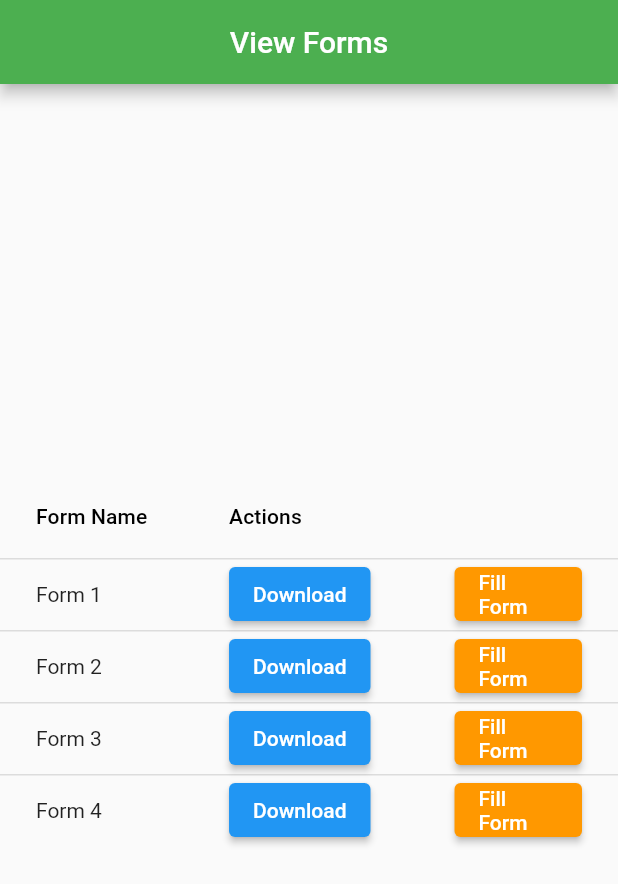
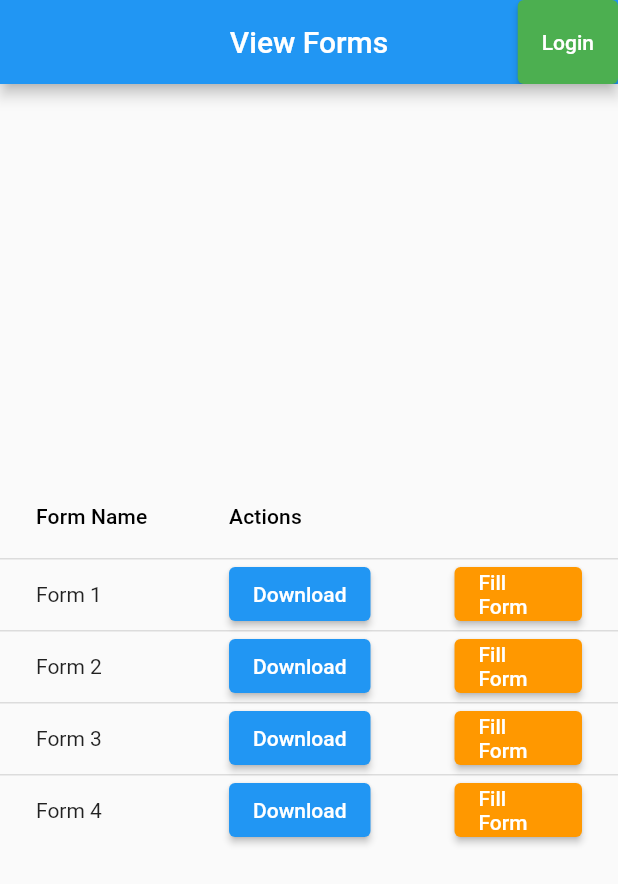
Before and after one commit to bohuie/webforms, a Flutter app: the screen it shows after launch, on a phone screen of 412 x 824 dp. Shown: the top 884 px of the screen. Run offline on Flutter 3.47's test engine with Material 2 defaults, Android fonts, the phone set to English and light mode, and no system bars; our stand-ins replace drift; accounts and stored records are empty.

Commit message:
Working on student pages

```diff
--- /dev/null
+++ b/webforms/lib/forms.dart
@@ -0,0 +1,38 @@
+import 'package:flutter/material.dart';
+
+class TableWidget extends StatelessWidget {
+  const TableWidget({super.key});
+
+  @override
+  Widget build(BuildContext context) {
+    return DataTable(
+      columns: const <DataColumn>[
+        DataColumn(label: Text('Form Name')),
+        DataColumn(label: Text('Actions')),
+        DataColumn(label: Text(''))
+      ],
+      rows: [
+        DataRow(cells: [
+          DataCell(Text('Form 1')),
+          DataCell(ElevatedButton(child: Text('Download'), onPressed: () {})),
+          DataCell(ElevatedButton(child: Text('Fill Form'), onPressed: () {}, style: ElevatedButton.styleFrom(primary: Colors.orange)))
+        ]),
+        DataRow(cells: [
+          DataCell(Text('Form 2')),
+          DataCell(ElevatedButton(child: Text('Download'), onPressed: () {})),
+          DataCell(ElevatedButton(child: Text('Fill Form'), onPressed: () {}, style: ElevatedButton.styleFrom(primary: Colors.orange)))
+        ]),
+        DataRow(cells: [
+          DataCell(Text('Form 3')),
+          DataCell(ElevatedButton(child: Text('Download'), onPressed: () {})),
+          DataCell(ElevatedButton(child: Text('Fill Form'), onPressed: () {}, style: ElevatedButton.styleFrom(primary: Colors.orange)))
+        ]),
+        DataRow(cells: [
+          DataCell(Text('Form 4')),
+          DataCell(ElevatedButton(child: Text('Download'), onPressed: () {})),
+          DataCell(ElevatedButton(child: Text('Fill Form'), onPressed: () {}, style: ElevatedButton.styleFrom(primary: Colors.orange)))
+        ]),
+      ],
+    );
+  }
+}
--- /dev/null
+++ b/webforms/lib/login.dart
@@ -0,0 +1,26 @@
+import 'package:flutter/material.dart';
+import 'loggedinhome.dart';
+
+
+class login extends StatelessWidget {
+  const login({super.key});
+
+  @override
+  Widget build(BuildContext context) {
+    return MaterialApp(
+      home: Scaffold(
+        body: ElevatedButton(
+          child: Text('Login'),
+          onPressed: () {
+            navigate(context);
+          },
+          style: ElevatedButton.styleFrom(primary: Colors.green),
+        ),
+      )
+    );
+  }
+
+  void navigate(BuildContext context) {
+    Navigator.of(context).pushReplacement(MaterialPageRoute(builder: (context) => LoggedInPage()));
+  }
+}
--- a/webforms/lib/main.dart
+++ b/webforms/lib/main.dart
@@ -1,8 +1,12 @@
 import 'package:flutter/material.dart';
+import 'package:drift/drift.dart';
+import 'forms.dart';
+import 'login.dart';
 
 
 
 void main() async{
+
 
   runApp( MyApp());
 
@@ -11,18 +15,42 @@ void main() async{
 }
 
 class MyApp extends StatelessWidget {
-  MyApp({super.key});
-
-
+  const MyApp({super.key});
 
   @override
   Widget build(BuildContext context) {
     return MaterialApp(
       debugShowCheckedModeBanner: false,
+      home: MyHomePage()
+    );
+  }
+}
+
+
+class MyHomePage extends StatefulWidget {
+  MyHomePage({super.key});
+
+  @override
+  State<MyHomePage> createState() => _MyHomePageState();
+}
+
+class _MyHomePageState extends State<MyHomePage> {
+  @override
+  Widget build(BuildContext context) {
+    return MaterialApp(
+      debugShowCheckedModeBanner: false,
       home: Scaffold(appBar: AppBar(
-        backgroundColor: Colors.green,
         centerTitle: true,
         title: const Text('View Forms'),
+        actions: <Widget>[ ElevatedButton(
+          child: Text('Login'),
+          onPressed: () {
+            navigate2(context);
+          },
+          style: ElevatedButton.styleFrom(primary: Colors.green),
+        ),
+        ]
+
 
       ),
         body: Center(child: const TableWidget(),)
@@ -31,41 +59,8 @@ class MyApp extends StatelessWidget {
       );
 
   }
+  void navigate2(BuildContext context) {
+    Navigator.of(context).pushReplacement(MaterialPageRoute(builder: (context) => login()));
+  }
+
 }
-
-class TableWidget extends StatelessWidget {
-  const TableWidget({super.key});
-
-  @override
-  Widget build(BuildContext context) {
-    return DataTable(
-      columns: const <DataColumn>[
-        DataColumn(label: Text('Form Name')),
-        DataColumn(label: Text('Actions')),
-        DataColumn(label: Text(''))
-      ],
-      rows: [
-        DataRow(cells: [
-          DataCell(Text('Form 1')),
-          DataCell(ElevatedButton(child: Text('Download'), onPressed: () {})),
-          DataCell(ElevatedButton(child: Text('Fill Form'), onPressed: () {}, style: ElevatedButton.styleFrom(primary: Colors.orange)))
-        ]),
-        DataRow(cells: [
-          DataCell(Text('Form 2')),
-          DataCell(ElevatedButton(child: Text('Download'), onPressed: () {})),
-          DataCell(ElevatedButton(child: Text('Fill Form'), onPressed: () {}, style: ElevatedButton.styleFrom(primary: Colors.orange)))
-        ]),
-        DataRow(cells: [
-          DataCell(Text('Form 3')),
-          DataCell(ElevatedButton(child: Text('Download'), onPressed: () {})),
-          DataCell(ElevatedButton(child: Text('Fill Form'), onPressed: () {}, style: ElevatedButton.styleFrom(primary: Colors.orange)))
-        ]),
-        DataRow(cells: [
-          DataCell(Text('Form 4')),
-          DataCell(ElevatedButton(child: Text('Download'), onPressed: () {})),
-          DataCell(ElevatedButton(child: Text('Fill Form'), onPressed: () {}, style: ElevatedButton.styleFrom(primary: Colors.orange)))
-        ]),
-      ],
-    );
-  }
-}
--- a/webforms/pubspec.yaml
+++ b/webforms/pubspec.yaml
@@ -34,6 +34,8 @@ dependencies:
   # The following adds the Cupertino Icons font to your application.
   # Use with the CupertinoIcons class for iOS style icons.
   cupertino_icons: ^1.0.2
+  drift: ^1.7.0
+
 
 
 dev_dependencies:
```
Also changed, not shown: webforms/lib/loggedinhome.dart (added, +33 -0 lines), webforms/pubspec.lock.
